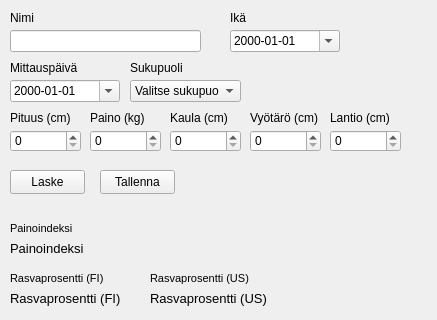
Qt form main.ui (TimoKuukka/FitnessGUI) before a commit; both pictures show x 0 to 437 and y 0 to 320 of the 437 by 651 pixel window.
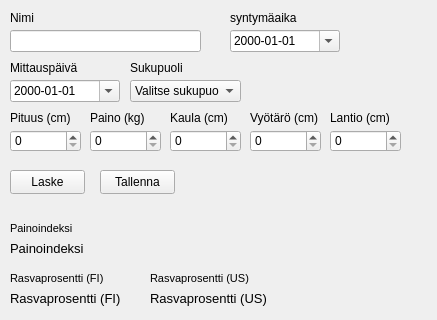
The same form after that commit.

The edit to the form file:
```diff
--- a/main.ui
+++ b/main.ui
@@ -381,12 +381,12 @@
      <rect>
       <x>230</x>
       <y>10</y>
-      <width>49</width>
+      <width>81</width>
       <height>16</height>
      </rect>
     </property>
     <property name="text">
-     <string>Ikä</string>
+     <string>syntymäaika</string>
     </property>
    </widget>
    <widget class="QDateEdit" name="birthDateEdit">
```
Left out of the diff: 4 changed lines with no effect on the pictures.
